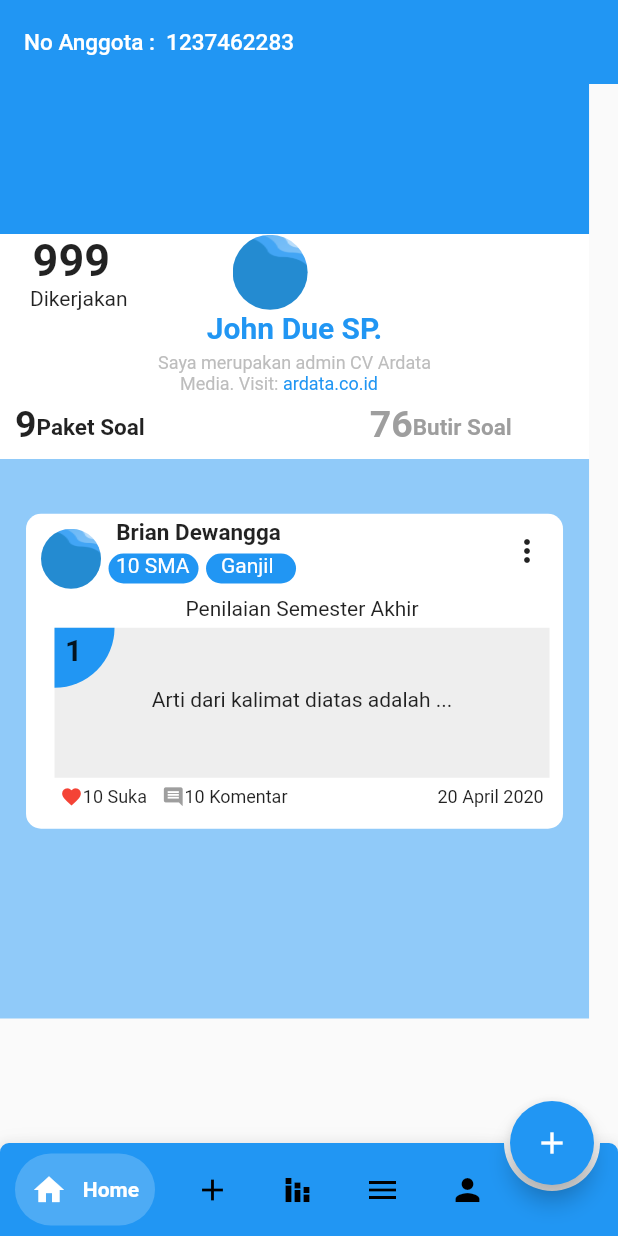
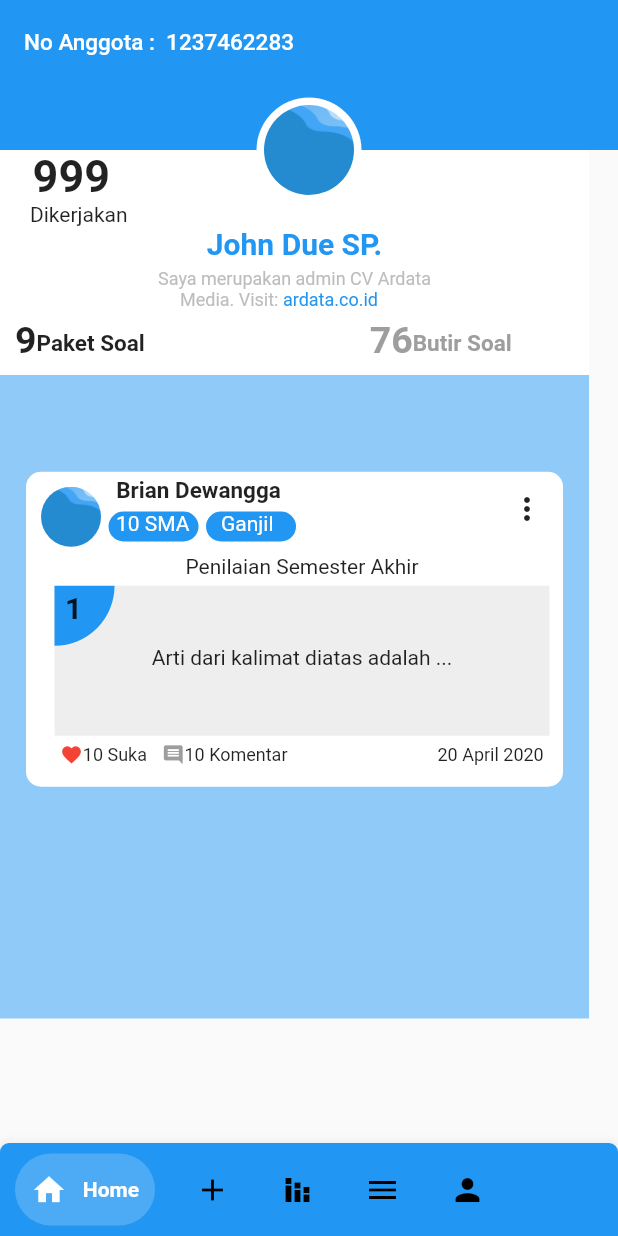
Before and after one commit to zulham724/flutter_penilaian, a Flutter app: the screen it shows after launch, after a tap on "Ke Halaman Profile", on a phone screen of 412 x 824 dp. Run offline on Flutter 3.47's test engine with Material 2 defaults, Android fonts, the phone set to English and light mode, and no system bars; drawn by our look-alikes of bubble_bottom_bar; our stand-ins replace fl_chart, flutter_switch, get.

Commit message:
profile view

```diff
--- a/lib/app/modules/profile/views/profile_view.dart
+++ b/lib/app/modules/profile/views/profile_view.dart
@@ -43,7 +43,9 @@ class _MyHomePageState extends State<MyHomePage> {
   @override
   Widget build(BuildContext context) {
     return Scaffold(
-      appBar: AppBar(
+      appBar: PreferredSize(
+        preferredSize: Size.fromHeight(100),
+        child: AppBar(
           title: Text(
           'No Anggota :  1237462283',
           style: TextStyle(
@@ -53,13 +55,29 @@ class _MyHomePageState extends State<MyHomePage> {
         centerTitle: false,
         elevation: 0,
         ),
+      ),
       resizeToAvoidBottomInset: false,
-      floatingActionButton: FloatingActionButton(
+      floatingActionButton: Container(
+        height: 70,
+        width: 70,
+        child: FloatingActionButton(
           onPressed: () {},
-        child: Icon(Icons.add),
-        backgroundColor: Colors.blue,
+          child: Container(
+            height: 60,
+            width: 60,
+            decoration: BoxDecoration(
+              image: DecorationImage(
+                image: AssetImage('assets/bg-login-2.png'),
+                fit: BoxFit.fill
               ),
-      floatingActionButtonLocation: FloatingActionButtonLocation.endDocked,
+              borderRadius: BorderRadius.circular(100)
+            )
+          ),
+          backgroundColor: Colors.white,
+          elevation: 0,
+        )
+      ),
+      floatingActionButtonLocation: FloatingActionButtonLocation.centerTop,
       bottomNavigationBar: BubbleBottomBar(
         backgroundColor: Colors.blue,
         hasNotch: true,
@@ -133,17 +151,6 @@ class _MyHomePageState extends State<MyHomePage> {
           Row(
             children: [
               Container(
-                height: 100,
-                width: 392.7,
-                decoration: BoxDecoration(
-                  color: Colors.blue
-                ),
-              )
-            ],
-          ),
-          Row(
-            children: [
-              Container(
                 height: 150,
                 width: 392.7,
                 decoration: BoxDecoration(
@@ -172,18 +179,6 @@ class _MyHomePageState extends State<MyHomePage> {
                               )
                             )
                           ],
-                        ),
-                        Container(
-                          margin: EdgeInsets.only(left: 70),
-                          height: 50,
-                          width: 50,
-                          decoration: BoxDecoration(
-                            borderRadius: BorderRadius.circular(100),
-                            image: DecorationImage(
-                              image: AssetImage('assets/bg-login-2.png'),
-                              fit: BoxFit.fill
-                            )
-                          )
                         ),
                       ],
                     ),
@@ -294,7 +289,7 @@ class _MyHomePageState extends State<MyHomePage> {
           Row(
             children: [
               Container(
-                height: 373,
+                height: 429,
                 width: 392.7,
                 decoration: BoxDecoration(
                   color: Colors.blue[200]
@@ -390,7 +385,9 @@ class _MyHomePageState extends State<MyHomePage> {
                                   color: Colors.grey[350],
                                   itemBuilder: (BuildContext bc) => [
                                     PopupMenuItem(
-                                      child: Row(
+                                      child: Column(
+                                        children: [
+                                          Row(
                                             children: [
                                               Icon(
                                                 Icons.edit,
@@ -401,8 +398,22 @@ class _MyHomePageState extends State<MyHomePage> {
                                               )
                                             ],
                                           ),
+                                          Container(
+                                            margin: EdgeInsets.only(top: 5),
+                                            height: 1,
+                                            width: 500,
+                                            decoration: BoxDecoration(
+                                              color: Colors.grey
+                                            ),
+                                          ),
+                                        ]
+                                      ),
                                     ),
                                     PopupMenuItem(
+                                      child: Column(
+                                        children:[
+                                          Container(
+                                            //margin: EdgeInsets.only(bottom: 20),
                                             child: Row(
                                               children:[
                                                 Icon(
@@ -415,7 +426,21 @@ class _MyHomePageState extends State<MyHomePage> {
                                               ]
                                             )
                                           ),
+                                          Container(
+                                            margin: EdgeInsets.only(top: 5),
+                                            height: 1,
+                                            width: 500,
+                                            decoration: BoxDecoration(
+                                              color: Colors.grey
+                                            ),
+                                          ),
+                                        ]
+                                      )
+                                    ),
                                     PopupMenuItem(
+                                      child: Column(
+                                        children:[
+                                          Container(
                                             child: Row(
                                               children:[
                                                 Icon(
@@ -425,6 +450,17 @@ class _MyHomePageState extends State<MyHomePage> {
                                                 Text(
                                                   'Bagikan Ke Siswa'
                                                 )
+                                              ]
+                                            )
+                                          ),
+                                          Container(
+                                            margin: EdgeInsets.only(top: 5),
+                                            height: 1,
+                                            width: 500,
+                                            decoration: BoxDecoration(
+                                              color: Colors.grey
+                                            ),
+                                          ),
                                         ]
                                       )
                                     ),
--- a/pubspec.yaml
+++ b/pubspec.yaml
@@ -23,6 +23,8 @@ environment:
 dependencies:
   get: 4.1.4
   flutter_switch: ^0.0.2
+  fl_chart: ^0.36.1
+  fcharts: ^0.0.11
   bubble_bottom_bar: ^1.2.0
   bottom_navy_bar: ^5.6.0
   flutter:
```
Also changed, not shown: lib/app/modules/profil_2/views/profil_2_view.dart (+27 -35 lines), lib/app/modules/ranking_1/views/ranking_1_view.dart (+13 -7 lines), lib/app/modules/ranking_2/views/ranking_2_view.dart (+76 -5 lines), pubspec.lock. Lines whose indentation alone changed are shown as unchanged.
